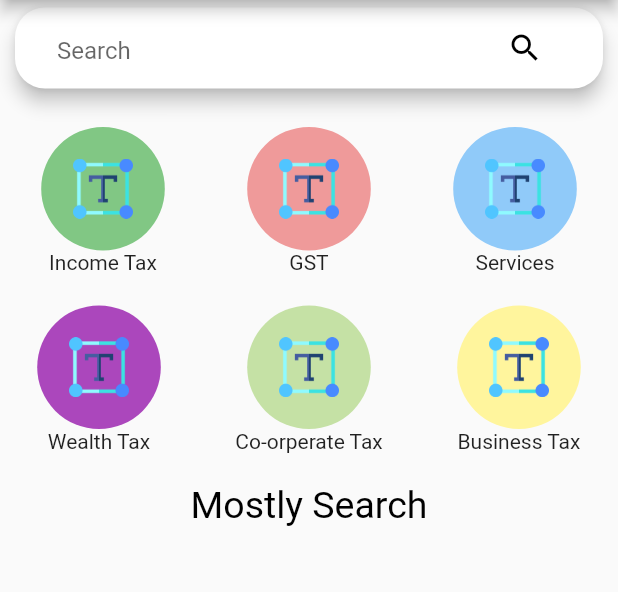
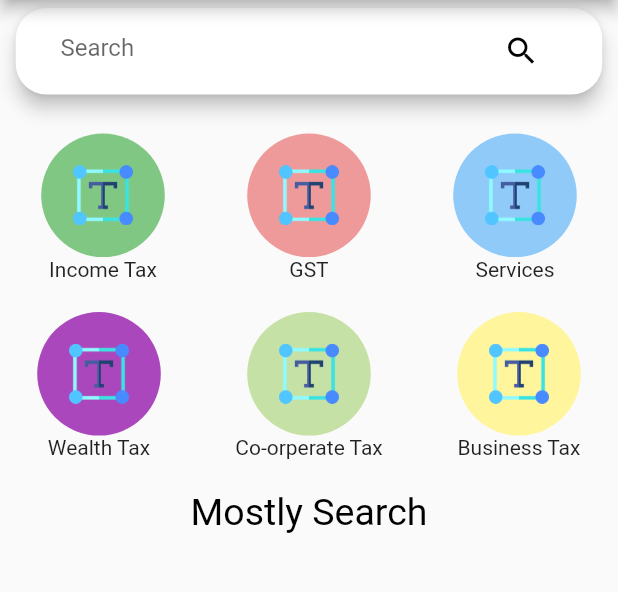
Before and after one commit to Earthknight/OP-Taxes, a Flutter app: the screen it shows after launch, on a phone screen of 412 x 824 dp, the part 90-682 px from its top. Run offline on Flutter 3.47's test engine with Material 2 defaults, Android fonts, the phone set to English and light mode, and no system bars; our stand-ins replace expandable, sqflite; missing offline and left inert: country_pickers; accounts and stored records are empty; Roboto replaces fonts that are missing (Georgia).

Commit message:
Added code for making the padding, margin and heigth of search bar dynamic based on screen width and height

```diff
--- a/lib/screens/home_screen.dart
+++ b/lib/screens/home_screen.dart
@@ -4,6 +4,7 @@ import '../widgets/custom_circular_icons.dart';
 import '../widgets/custom_widgets.dart';
 import '../widgets/custom_list_view_builder.dart';
 import '../widgets/custom_tax_card.dart';
+import '../widgets/custom_search_bar.dart';
 import '../screens/tax_detail_view.dart';
 import '../helpers/common_code.dart';
 import '../helpers/db_helper.dart';
@@ -68,10 +69,11 @@ class _HomeScreenState extends State<HomeScreen> {
   Widget build(BuildContext context) {
     final deviceSize = CommonCode.getDeviceSize(context);
 
-    final searchWidget = CustomWidgets.getSearchBar(
+    final searchWidget = CustomSearchBar.getSearchBar(
       _searchTextController,
       searchTaxText,
       removeSearch,
+      deviceSize,
     );
 
     return Scaffold(
--- /dev/null
+++ b/lib/widgets/custom_search_bar.dart
@@ -0,0 +1,53 @@
+import 'package:flutter/material.dart';
+import '../helpers/common_code.dart';
+import 'custom_card.dart';
+
+class CustomSearchBar {
+  static Card getSearchBar(
+    TextEditingController searchTextController,
+    Function searchFunction,
+    Function remove,
+    Size deviceSize,
+  ) {
+    return CustomCard.getCard(
+      Container(
+        height: deviceSize.height * 0.065, // 0.065
+        margin: CommonCode.setMarginSymmteric(
+          deviceSize.width * 0.065, // 0.065
+          deviceSize.height * 0.0025, // 0.0025
+        ),
+        padding: const EdgeInsets.all(3),
+        child: TextField(
+          controller: searchTextController,
+          decoration: const InputDecoration(
+            suffixIcon: Icon(
+              Icons.search_sharp,
+              color: Colors.black,
+            ),
+            hintText: 'Search',
+            border: InputBorder.none,
+          ),
+          keyboardType: TextInputType.text,
+          onSubmitted: (value) {
+            if (value.isEmpty) {
+              remove();
+            }
+
+            if (value.isNotEmpty && searchTextController.text.isNotEmpty) {
+              searchFunction();
+            }
+          },
+          // textInputAction: TextInputAction.search,
+        ),
+      ),
+      margin: CommonCode.setMarginSymmteric(
+        deviceSize.width * 0.0255, // 0.0255
+        deviceSize.height * 0.0065, // 0.0065
+      ),
+      elevation: 5,
+      shape: RoundedRectangleBorder(
+        borderRadius: BorderRadius.circular(deviceSize.width * 0.05),
+      ),
+    );
+  }
+}
```
